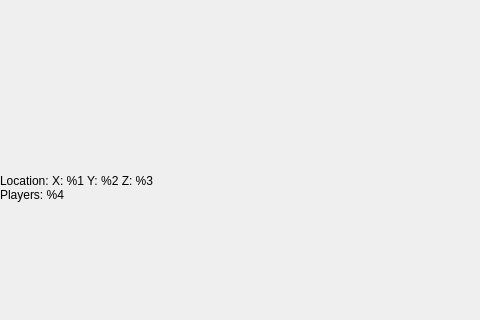
SyDevTeam/gta5view, file PictureDialog.ui: the form before one commit; both pictures show x 0 to 480 and y 216 to 536 of the 960 by 536 pixel window.
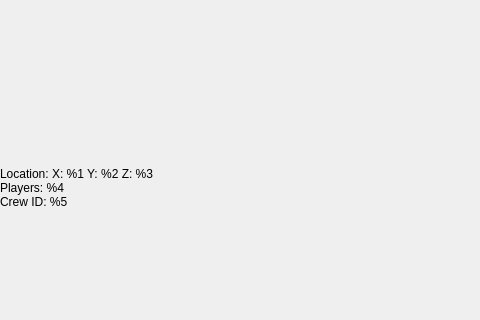
The form after the commit.

Commit message: crew number parse added

Patch:
```diff
--- a/PictureDialog.ui
+++ b/PictureDialog.ui
@@ -37,7 +37,8 @@
     <widget class="QLabel" name="labJSON">
      <property name="text">
       <string>Location: X: %1 Y: %2 Z: %3
-Players: %4</string>
+Players: %4
+Crew ID: %5</string>
      </property>
     </widget>
    </item>
```
The commit also changes 3 other files.
